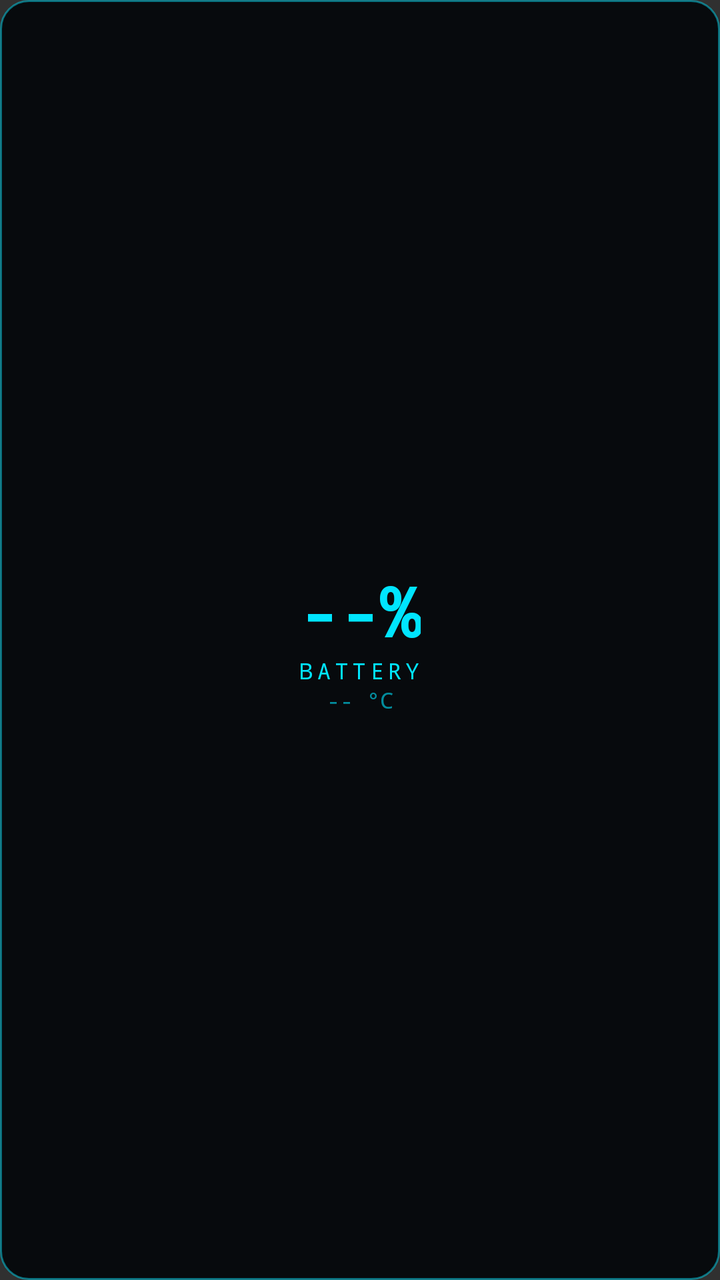
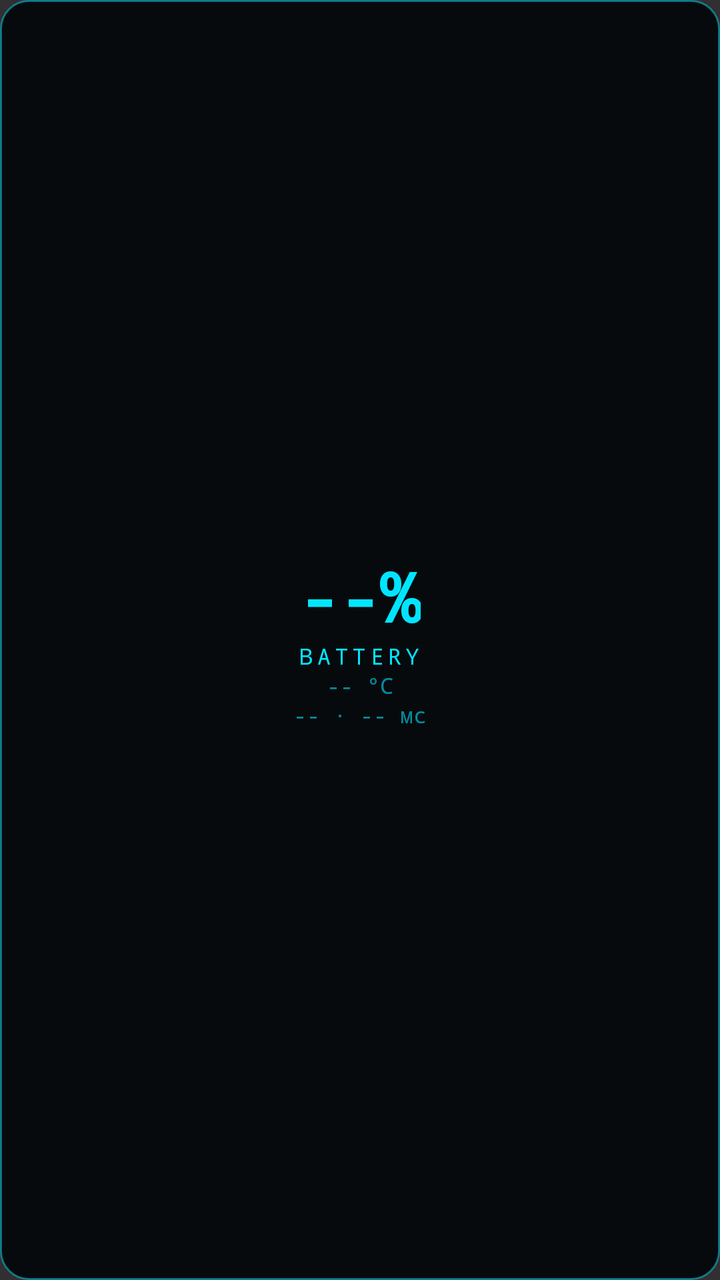

Compare the two renders of this Android layout. The source of the first and the diff that turns it into the second are given below.
<!-- AndroidManifest.xml: application theme android:Theme.Material.NoActionBar -->
<!-- res/layout/widget_power.xml -->
<?xml version="1.0" encoding="utf-8"?>
<LinearLayout xmlns:android="http://schemas.android.com/apk/res/android"
    android:id="@+id/w_root"
    android:layout_width="match_parent"
    android:layout_height="match_parent"
    android:background="@drawable/widget_bg"
    android:gravity="center"
    android:orientation="vertical"
    android:padding="8dp">

    <TextView
        android:id="@+id/w_level"
        android:layout_width="wrap_content"
        android:layout_height="wrap_content"
        android:fontFamily="monospace"
        android:text="--%"
        android:textColor="#FF00E5FF"
        android:textSize="34sp"
        android:textStyle="bold" />

    <TextView
        android:id="@+id/w_status"
        android:layout_width="wrap_content"
        android:layout_height="wrap_content"
        android:fontFamily="monospace"
        android:letterSpacing="0.2"
        android:text="BATTERY"
        android:textColor="#FF00E5FF"
        android:textSize="11sp" />

    <TextView
        android:id="@+id/w_temp"
        android:layout_width="wrap_content"
        android:layout_height="wrap_content"
        android:fontFamily="monospace"
        android:text="-- °C"
        android:textColor="#9900E5FF"
        android:textSize="11sp" />

</LinearLayout>
<!-- resources referenced by this layout -->
<resources>
  <!-- drawable widget_bg (drawable) -->
  <?xml version="1.0" encoding="utf-8"?>
  <shape xmlns:android="http://schemas.android.com/apk/res/android"
      android:shape="rectangle">
      <solid android:color="#E6030609" />
      <stroke android:width="1dp" android:color="#7300E5FF" />
      <corners android:radius="14dp" />
  </shape>
</resources>

<!-- the commit's change to res/layout/widget_power.xml (unified diff, before → after) -->
@@ -37,4 +37,13 @@
         android:textColor="#9900E5FF"
         android:textSize="11sp" />
 
+    <TextView
+        android:id="@+id/w_net"
+        android:layout_width="wrap_content"
+        android:layout_height="wrap_content"
+        android:fontFamily="monospace"
+        android:text="-- · -- мс"
+        android:textColor="#9900E5FF"
+        android:textSize="11sp" />
+
 </LinearLayout>
